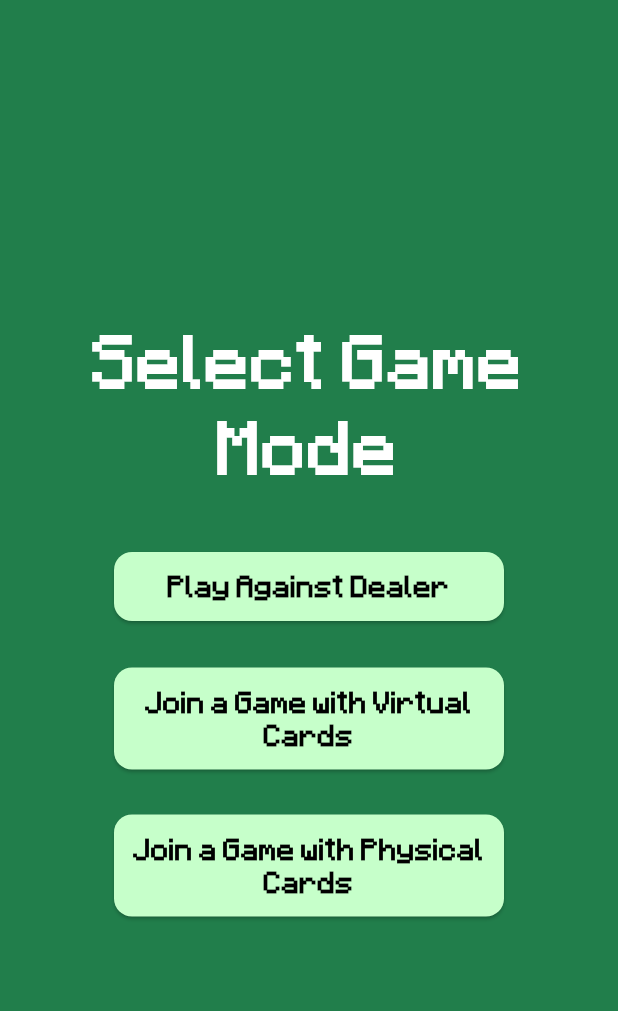
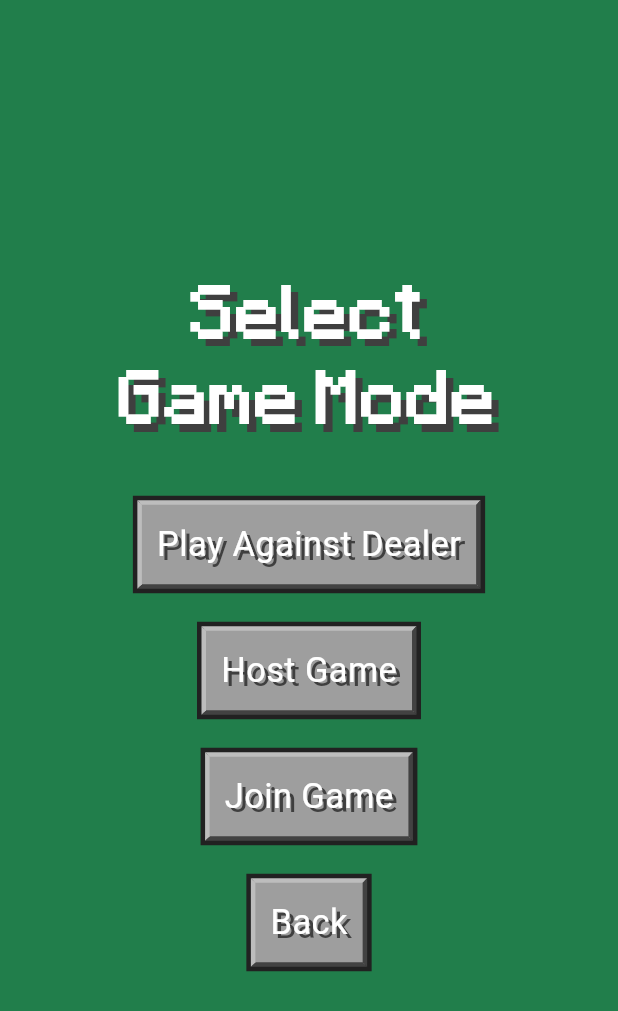
Before and after one commit to hdaren2/JackBlack, a Flutter app: the ModePage screen opened directly, on a phone screen of 412 x 824 dp. Shown: the top 1011 px of the screen. Run offline on Flutter 3.47's test engine with Material 3 defaults, Android fonts, the phone set to English and light mode, and no system bars; our stand-ins replace supabase_flutter; missing offline and left inert: flutter_webrtc; accounts and stored records are empty.

Commit message:
Change the button styling.

```diff
--- a/jackblack/lib/modepage.dart
+++ b/jackblack/lib/modepage.dart
@@ -1,9 +1,7 @@
 import 'package:flutter/material.dart';
 import 'package:jackblack/game.dart';
-
-void main() {
-  runApp(const MaterialApp(home: ModePage()));
-}
+import 'package:jackblack/titlepage.dart';
+import 'package:jackblack/widgets/custom_button.dart';
 
 class ModePage extends StatelessWidget {
   const ModePage({super.key});
@@ -17,65 +15,50 @@ class ModePage extends StatelessWidget {
           mainAxisAlignment: MainAxisAlignment.center,
           children: [
             const Text(
-              "Select Game Mode",
+              "Select\nGame Mode",
               textAlign: TextAlign.center,
               style: TextStyle(
                 fontSize: 40,
                 fontWeight: FontWeight.bold,
                 color: Colors.white,
                 fontFamily: 'Minecraft',
+                shadows: [Shadow(offset: Offset(5, 5), blurRadius: 0, color: Color.fromRGBO(63, 63, 63, 1))]
               ),
             ),
             const SizedBox(height: 40),
-            buildModeButton(
-              context,
-              label: "Play Against Dealer",
+            CustomButton(
+              text: "Play Against Dealer",
               onPressed: () {
-                Navigator.push(
-                    context, MaterialPageRoute(builder: (context) => GamePage()));
+                Navigator.push(context, MaterialPageRoute(builder: (context) => const GamePage()));
               },
             ),
-            const SizedBox(height: 30),
-            buildModeButton(
-              context,
-              label: "Join a Game with Virtual Cards",
-              onPressed: () {},
+            const SizedBox(height: 25),
+            CustomButton(
+              text: "Host Game",
+              width: 302,
+              onPressed: () {
+                // To host game screen
+              },
             ),
-            const SizedBox(height: 30),
-            buildModeButton(
-              context,
-              label: "Join a Game with Physical Cards",
-              onPressed: () {},
+            const SizedBox(height: 25),
+            CustomButton(
+              text: "Join Game",
+              width: 302,
+              onPressed: () {
+                // To join game screen
+              },
+            ),
+            const SizedBox(height: 25),
+            CustomButton(
+              text: "Back",
+              width: 302,
+              onPressed: () {
+                Navigator.push(context, MaterialPageRoute(builder: (context) => const TitlePage()));
+              },
             ),
           ],
         ),
       ),
     );
   }
-
-  Widget buildModeButton(BuildContext context,
-      {required String label, required VoidCallback onPressed}) {
-    return SizedBox(
-      width: 260,
-      child: ElevatedButton(
-        onPressed: onPressed,
-        style: ElevatedButton.styleFrom(
-          backgroundColor: const Color.fromRGBO(198, 255, 202, 1),
-          foregroundColor: const Color.fromRGBO(0, 0, 0, 1),
-          padding: const EdgeInsets.symmetric(vertical: 12),
-          textStyle: const TextStyle(fontSize: 16, fontWeight: FontWeight.w600),
-          shape: RoundedRectangleBorder(
-            borderRadius: BorderRadius.circular(12),
-          ),
-        ),
-        child: Center(
-          child: Text(
-            label,
-            textAlign: TextAlign.center,
-            style: const TextStyle(fontFamily: 'Minecraft'),
-          ),
-        ),
-      ),
-    );
-  }
 }
```
